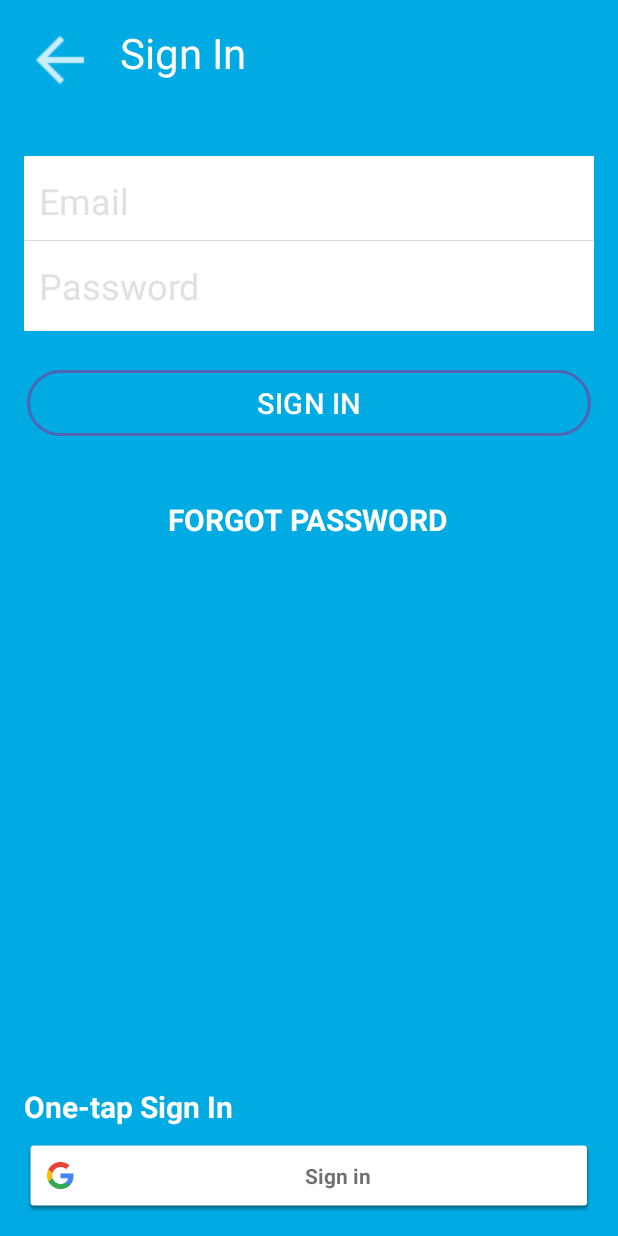
After one commit to stuti-singh-in/lingo, an Android app: the sign_in screen opened directly, with no data from a screen before it, on a phone screen of 412 x 824 dp. The commit adds this screen. Run offline under Robolectric (Android 15) with nearby library versions, the phone set to English and light mode, and no system bars; 1 statement that could not run was skipped.

Commit message:
Sign_In activity

```diff
--- a/app/build.gradle.kts
+++ b/app/build.gradle.kts
@@ -34,6 +34,7 @@ dependencies {
     implementation(libs.material)
     implementation(libs.activity)
     implementation(libs.constraintlayout)
+    implementation(libs.play.services.base)
     testImplementation(libs.junit)
     androidTestImplementation(libs.ext.junit)
     androidTestImplementation(libs.espresso.core)
--- a/app/src/main/AndroidManifest.xml
+++ b/app/src/main/AndroidManifest.xml
@@ -13,6 +13,9 @@
         android:theme="@style/Theme.Lingo"
         tools:targetApi="31">
         <activity
+            android:name=".ui.activity.SignInActivity.sign_in"
+            android:exported="false" />
+        <activity
             android:name=".MainActivity"
             android:exported="true">
             <intent-filter>
--- /dev/null
+++ b/app/src/main/java/com/example/lingo/ui/activity/SignInActivity/sign_in.java
@@ -0,0 +1,26 @@
+package com.example.lingo.ui.activity.SignInActivity;
+
+import android.os.Bundle;
+
+import androidx.activity.EdgeToEdge;
+import androidx.appcompat.app.AppCompatActivity;
+import androidx.core.graphics.Insets;
+import androidx.core.view.ViewCompat;
+import androidx.core.view.WindowInsetsCompat;
+
+import com.example.lingo.R;
+
+public class sign_in extends AppCompatActivity {
+
+    @Override
+    protected void onCreate(Bundle savedInstanceState) {
+        super.onCreate(savedInstanceState);
+        EdgeToEdge.enable(this);
+        setContentView(R.layout.activity_sign_in);
+        ViewCompat.setOnApplyWindowInsetsListener(findViewById(R.id.main), (v, insets) -> {
+            Insets systemBars = insets.getInsets(WindowInsetsCompat.Type.systemBars());
+            v.setPadding(systemBars.left, systemBars.top, systemBars.right, systemBars.bottom);
+            return insets;
+        });
+    }
+}
--- /dev/null
+++ b/app/src/main/res/drawable/sign_in_button_bg.xml
@@ -0,0 +1,25 @@
+<?xml version="1.0" encoding="utf-8"?>
+<layer-list xmlns:android="http://schemas.android.com/apk/res/android" >
+
+    <item
+        android:bottom="2dp"
+        android:left="2dp"
+        android:right="2dp"
+        android:top="2dp">
+        <shape android:shape="rectangle" >
+            <stroke
+                android:width="2dp"
+                android:color="#c4ffffff" />
+
+            <corners android:radius="50dp" />
+
+            <solid android:color="#00ffffff" />
+
+            <padding android:left="15dp"
+                android:right="15dp"
+                android:top="15dp"
+                android:bottom="15dp" />
+        </shape>
+    </item>
+
+</layer-list>
--- /dev/null
+++ b/app/src/main/res/drawable/sign_in_edit_text.xml
@@ -0,0 +1,22 @@
+<?xml version="1.0" encoding="utf-8"?>
+<layer-list xmlns:android="http://schemas.android.com/apk/res/android">
+
+    <item
+        android:bottom="2dp"
+        android:left="-2dp"
+        android:right="-2dp"
+        android:top="-2dp">
+        <shape android:shape="rectangle" >
+            <stroke
+                android:width="2dp"
+                android:color="#dcdbdb" />
+
+            <solid android:color="#fff" />
+
+            <padding android:left="10dp"
+                android:right="10dp"
+                android:top="10dp"
+                android:bottom="10dp" />
+        </shape>
+    </item>
+</layer-list>
--- /dev/null
+++ b/app/src/main/res/layout/activity_sign_in.xml
@@ -0,0 +1,103 @@
+<?xml version="1.0" encoding="utf-8"?>
+<RelativeLayout xmlns:android="http://schemas.android.com/apk/res/android"
+    xmlns:app="http://schemas.android.com/apk/res-auto"
+    xmlns:tools="http://schemas.android.com/tools"
+    android:layout_width="match_parent"
+    android:layout_height="match_parent"
+    android:background="@color/blue_background"
+    android:padding="16dp">
+
+    <LinearLayout
+        android:id="@+id/toolbar"
+        android:layout_width="match_parent"
+        android:layout_height="wrap_content">
+
+        <ImageView
+            android:id="@+id/back_button"
+            android:layout_width="wrap_content"
+            android:layout_height="wrap_content"
+            android:src="@drawable/ic_back_button"
+            android:layout_gravity="center"/>
+
+        <TextView
+            android:id="@+id/layout_title"
+            android:layout_width="wrap_content"
+            android:layout_height="wrap_content"
+            android:text="Sign In"
+            android:textSize="28sp"
+            android:layout_marginLeft="16dp"
+            android:gravity="center"
+            android:textColor="@color/white_text"/>
+
+    </LinearLayout>
+
+    <EditText
+        android:id="@+id/email"
+        android:layout_width="match_parent"
+        android:layout_height="60dp"
+        android:layout_below="@id/toolbar"
+        android:layout_marginTop="40dp"
+        android:hint="Email"
+        android:inputType="textEmailAddress"
+        android:textSize="24sp"
+        android:layout_marginBottom="-3dp"
+        android:textColorHint="@color/grey_button"
+        android:background="@drawable/sign_in_edit_text"/>
+
+    <EditText
+        android:id="@+id/password"
+        android:layout_width="match_parent"
+        android:layout_height="60dp"
+        android:layout_below="@id/email"
+        android:hint="Password"
+        android:inputType="textPassword"
+        android:textSize="24sp"
+        android:textColorHint="@color/grey_button"
+        android:padding="10dp"
+        android:background="@color/white_text"/>
+
+    <Button
+        android:id="@+id/sign_in_button"
+        android:layout_width="match_parent"
+        android:layout_height="wrap_content"
+        android:layout_below="@id/password"
+        android:layout_marginTop="24dp"
+        android:background="@drawable/sign_in_button_bg"
+        android:text="SIGN IN"
+        android:textColor="@color/white_text"
+        android:textSize="19dp" />
+
+    <TextView
+        android:id="@+id/forgot_password"
+        android:layout_width="wrap_content"
+        android:layout_height="wrap_content"
+        android:layout_below="@+id/sign_in_button"
+        android:layout_centerHorizontal="true"
+        android:layout_marginTop="40dp"
+        android:text="FORGOT PASSWORD"
+        android:textColor="@color/white_text"
+        android:textSize="20sp"
+        android:textStyle="bold" />
+
+    <TextView
+        android:id="@+id/one-tap"
+        android:layout_width="wrap_content"
+        android:layout_height="wrap_content"
+        android:layout_above="@+id/google_signin"
+        android:layout_alignParentStart="true"
+        android:layout_centerHorizontal="true"
+        android:layout_marginBottom="8dp"
+        android:text="One-tap Sign In"
+        android:textColor="@color/white_text"
+        android:textSize="20sp"
+        android:textStyle="bold" />
+
+    <com.google.android.gms.common.SignInButton
+        android:id="@+id/google_signin"
+        android:layout_width="match_parent"
+        android:layout_height="wrap_content"
+        android:layout_alignParentBottom="true"
+        android:layout_weight="1" />
+
+
+</RelativeLayout>
--- a/app/src/main/res/values/colors.xml
+++ b/app/src/main/res/values/colors.xml
@@ -1,5 +1,40 @@
 <?xml version="1.0" encoding="utf-8"?>
 <resources>
-    <color name="black">#FF000000</color>
-    <color name="white">#FFFFFFFF</color>
+    <color name="colorPrimary">#3F51B5</color>
+    <color name="colorPrimaryDark">#303F9F</color>
+    <color name="colorAccent">#FF4081</color>
+
+    <!--Custom view-->
+    <color name="empty_view">#848484</color>
+    <color name="custom_view_text_color">#000000</color>
+
+    <!--Button-->
+    <color name="green_button">#30ce00</color>
+    <color name="grey_button">#e1e1e1</color>
+    <color name="button_task_continue">#fff</color>
+    <color name="button_task_check">#757575</color>
+
+    <color name="blue_pair">#00c2ed</color>
+
+    <!-- Progress Bar -->
+    <array name="gradient_colors">
+        <item name="progress_start">#fff953</item>
+        <item name="progress_center">#ff8000</item>
+        <item name="progress_end">#ff5100</item>
+    </array>
+
+    <color name="default_bar_background_color">#cfd8dc</color>
+
+    <color name="progress_start">#fff953</color>
+    <color name="progress_center">#ff8000</color>
+    <color name="progress_end">#ff5100</color>
+
+    <!-- Text -->
+    <color name="week_letter">#757575</color>
+    <color name="white_text">#fff</color>
+
+    <!-- Background -->
+
+    <color name="blue_background">#00abe4</color>
+    <color name="default_light_grey_bg">#f5f5f5</color>
 </resources>
--- a/gradle/libs.versions.toml
+++ b/gradle/libs.versions.toml
@@ -7,6 +7,7 @@ appcompat = "1.6.1"
 material = "1.11.0"
 activity = "1.8.0"
 constraintlayout = "2.1.4"
+playServicesBase = "18.3.0"
 
 [libraries]
 junit = { group = "junit", name = "junit", version.ref = "junit" }
@@ -16,6 +17,7 @@ appcompat = { group = "androidx.appcompat", name = "appcompat", version.ref = "a
 material = { group = "com.google.android.material", name = "material", version.ref = "material" }
 activity = { group = "androidx.activity", name = "activity", version.ref = "activity" }
 constraintlayout = { group = "androidx.constraintlayout", name = "constraintlayout", version.ref = "constraintlayout" }
+play-services-base = { group = "com.google.android.gms", name = "play-services-base", version.ref = "playServicesBase" }
 
 [plugins]
 androidApplication = { id = "com.android.application", version.ref = "agp" }
```
Also changed, not shown: app/src/main/res/drawable/ic_back_button.png (added).
